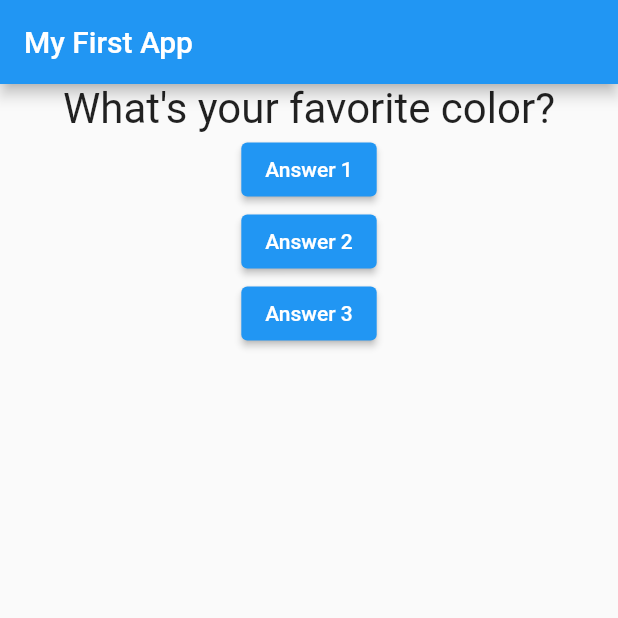
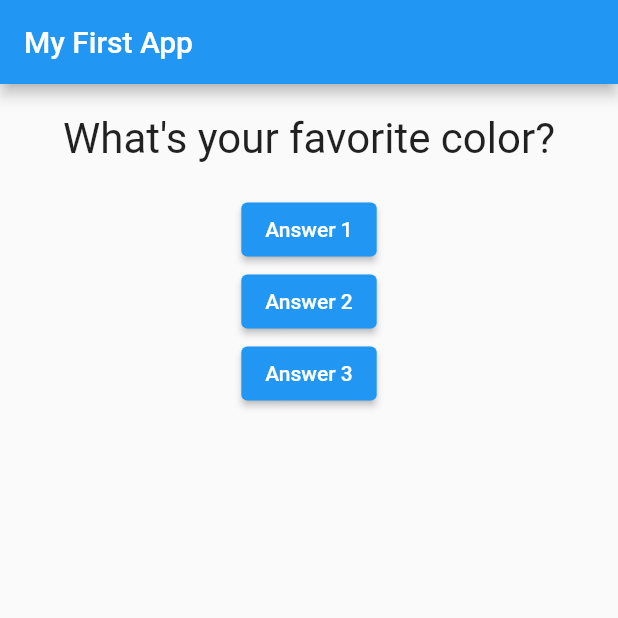
Before and after one commit to Yasser-Shehab/Flutter-Widget-Implementation, a Flutter app: the screen it shows after launch, on a phone screen of 412 x 824 dp, the top half of it. Run offline on Flutter 3.47's test engine with Material 2 defaults, Android fonts, the phone set to English and light mode, and no system bars.

Commit message:
Margin Styling

```diff
--- a/lib/main.dart
+++ b/lib/main.dart
@@ -41,7 +41,7 @@ class _MyAppState extends State<MyApp> {
           Question(questions[_questionIndex]),
           ElevatedButton(onPressed: answerQuestion, child: Text('Answer 1')),
           ElevatedButton(
-              onPressed: () => print('Answer 2 chosen!'),
+              onPressed: () => print('Answer 2 chosen!!!'),
               child: Text('Answer 2')),
           ElevatedButton(onPressed: answerQuestion, child: Text('Answer 3')),
         ]),
--- a/lib/question.dart
+++ b/lib/question.dart
@@ -7,11 +7,13 @@ class Question extends StatelessWidget {
   @override
   Widget build(BuildContext context) {
     return Container(
+      margin: EdgeInsets.all(20),
       width: double.infinity,
       child: Text(
         questionText,
         style: TextStyle(fontSize: 28),
         textAlign: TextAlign.center,
+
       ),
     );
   }
```
